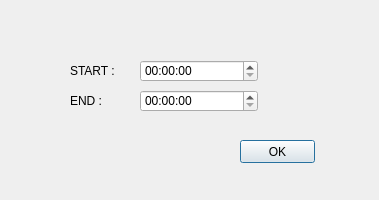
Qt form MARKET_TIME.ui (soun97/s_texst) before a commit.
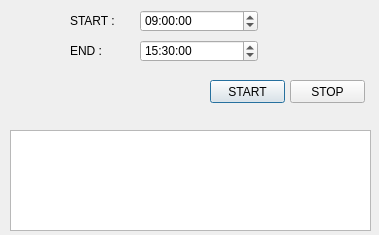
The same form after that commit.

Diff of the .ui file:
```diff
--- a/MARKET_TIME.ui
+++ b/MARKET_TIME.ui
@@ -7,7 +7,7 @@
     <x>0</x>
     <y>0</y>
     <width>379</width>
-    <height>200</height>
+    <height>235</height>
    </rect>
   </property>
   <property name="windowTitle">
@@ -17,27 +17,41 @@
    <property name="geometry">
     <rect>
      <x>140</x>
-     <y>60</y>
+     <y>10</y>
      <width>118</width>
      <height>22</height>
     </rect>
    </property>
+   <property name="time">
+    <time>
+     <hour>9</hour>
+     <minute>0</minute>
+     <second>0</second>
+    </time>
+   </property>
   </widget>
   <widget class="QTimeEdit" name="end_time_edit">
    <property name="geometry">
     <rect>
      <x>140</x>
-     <y>90</y>
+     <y>40</y>
      <width>118</width>
      <height>22</height>
     </rect>
    </property>
+   <property name="time">
+    <time>
+     <hour>15</hour>
+     <minute>30</minute>
+     <second>0</second>
+    </time>
+   </property>
   </widget>
   <widget class="QLabel" name="label">
    <property name="geometry">
     <rect>
      <x>70</x>
-     <y>60</y>
+     <y>10</y>
      <width>61</width>
      <height>21</height>
     </rect>
@@ -50,7 +64,7 @@
    <property name="geometry">
     <rect>
      <x>70</x>
-     <y>90</y>
+     <y>40</y>
      <width>61</width>
      <height>21</height>
     </rect>
@@ -62,14 +76,37 @@
   <widget class="QPushButton" name="okButton">
    <property name="geometry">
     <rect>
-     <x>240</x>
-     <y>140</y>
+     <x>210</x>
+     <y>80</y>
      <width>75</width>
      <height>23</height>
     </rect>
    </property>
    <property name="text">
-    <string>OK</string>
+    <string>START</string>
+   </property>
+  </widget>
+  <widget class="QTextEdit" name="statusTextEdit">
+   <property name="geometry">
+    <rect>
+     <x>10</x>
+     <y>130</y>
+     <width>361</width>
+     <height>101</height>
+    </rect>
+   </property>
+  </widget>
+  <widget class="QPushButton" name="okButton_2">
+   <property name="geometry">
+    <rect>
+     <x>290</x>
+     <y>80</y>
+     <width>75</width>
+     <height>23</height>
+    </rect>
+   </property>
+   <property name="text">
+    <string>STOP</string>
    </property>
   </widget>
  </widget>
```
